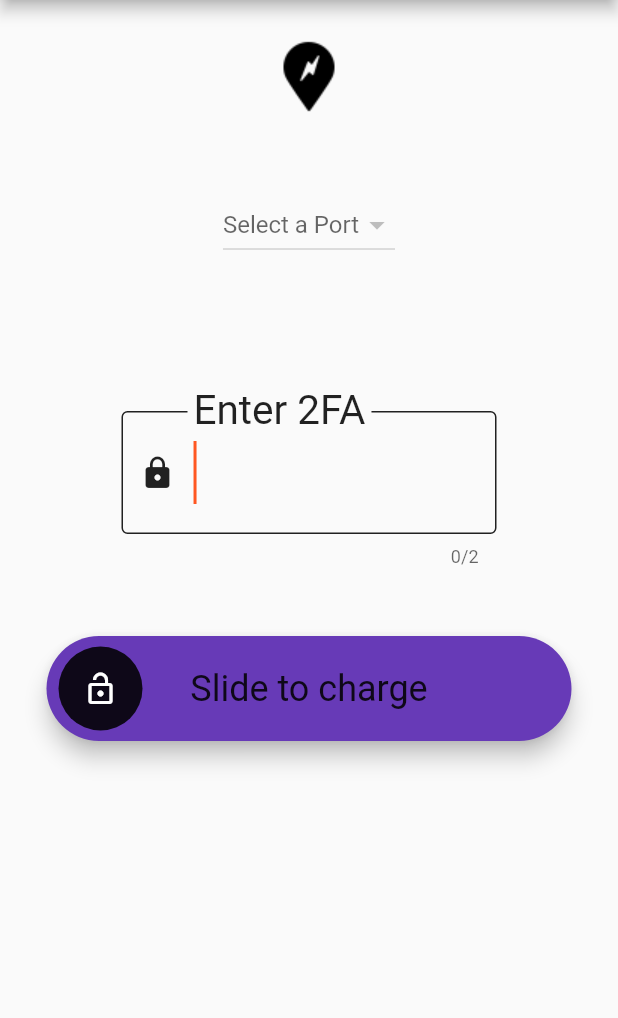
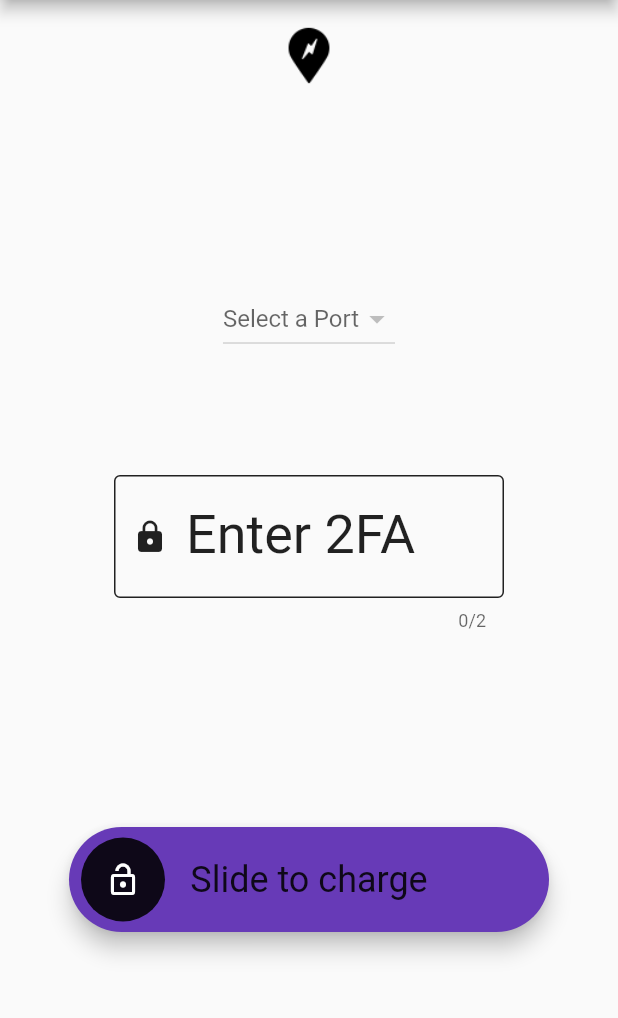
Before and after one commit to montymi/Capstone, a Flutter app: the StationScreen screen opened directly with empty values, on a phone screen of 412 x 824 dp, the part 84-1102 px from its top. Run offline on Flutter 3.47's test engine with Material 2 defaults, Android fonts, the light colour scheme and no system bars; drawn by our look-alikes of slide_to_act; our stand-ins replace bloc, circular_countdown_timer, flutter_bloc, google_maps_flutter, location; missing offline and left inert: mqtt_client; statements that could not run were skipped.

Commit message:
wip final draft

```diff
--- a/flutter/capstone_m2/lib/models/station.dart
+++ b/flutter/capstone_m2/lib/models/station.dart
@@ -5,8 +5,10 @@ class Station {
     required this.latitude,
     required this.longitude,
     required this.ports,
+    required this.maxCharge,
   });
 
+  final int maxCharge;
   final int id;
   final String name;
   final double latitude;
--- a/flutter/capstone_m2/lib/pages/station_screen.dart
+++ b/flutter/capstone_m2/lib/pages/station_screen.dart
@@ -77,15 +77,14 @@ class StationScreenState extends State<StationScreen> with TickerProviderStateMi
             child: Column(
               mainAxisAlignment: MainAxisAlignment.start,
               children: [
-                const SizedBox(height: 10),
                 SizedBox(
                   child: Row(
                     mainAxisAlignment: MainAxisAlignment.center,
                     children: [
                       Image.asset(
                         'assets/station_marker_black.png', // Replace with your actual image path
-                        height: 50, // Adjust the height as needed
-                        width: 50,
+                        height: 40, // Adjust the height as needed
+                        width: 40,
                       ),
                       Title(
                         color: Colors.black,
@@ -94,7 +93,7 @@ class StationScreenState extends State<StationScreen> with TickerProviderStateMi
                     ],
                   ),
                 ),
-                const SizedBox(height: 50),
+                const Expanded(child: SizedBox(height: 50)),
                 SizedBox(
                   child: PortDropDownWidget(
                     ports: widget.station.ports,
@@ -105,13 +104,11 @@ class StationScreenState extends State<StationScreen> with TickerProviderStateMi
                     },
                   ),
                 ),
-                const SizedBox(height: 100),
-                Row(
-                  mainAxisAlignment: MainAxisAlignment.center,
-                  children: [
-                    SizedBox(
-                      height: 150, // Adjust the height as needed
-                      width: 250,
+                const SizedBox(height: 80),
+                SizedBox(
+                  width: 260,
+                  child:
+                    Expanded(
                       child: TwoDigitInput(
                         onValueChanged: (value) {
                           setState(() {
@@ -120,10 +117,10 @@ class StationScreenState extends State<StationScreen> with TickerProviderStateMi
                         },
                       ),
                     ),
-                  ],
                 ),
+                const Expanded(child: SizedBox(height: 80)),
                 SizedBox(
-                  width: 350,
+                  width: 320,
                   child: SlideAction(
                     onSubmit: () {
                       if (twoDigitInputValue != null) {
@@ -140,7 +137,8 @@ class StationScreenState extends State<StationScreen> with TickerProviderStateMi
                     text: "Slide to charge",
                     sliderRotate: false,
                   ),
-                )
+                ),
+                const Expanded(child: SizedBox(height: 40)),
               ],
             ),
           ),
@@ -199,8 +197,8 @@ class StationScreenState extends State<StationScreen> with TickerProviderStateMi
                     fontWeight: FontWeight.bold,
                   ),
                   textFormat: CountdownTextFormat.MM_SS,
-                  isReverse: true,
-                  isReverseAnimation: true,
+                  isReverse: false,
+                  isReverseAnimation: false,
                   isTimerTextShown: true,
                   autoStart: true,
                   onStart: () {
@@ -215,7 +213,7 @@ class StationScreenState extends State<StationScreen> with TickerProviderStateMi
                     debugPrint('Countdown Changed $timeStamp');
                   },
                   timeFormatterFunction: (defaultFormatterFunction, duration) {
-                    if (duration.inMinutes == 0 || _controller.isPaused) {
+                    if (duration.inMinutes == _duration || _controller.isPaused) {
                       return "UNPLUG";
                     } else {
                       return Function.apply(defaultFormatterFunction, [duration]);
@@ -249,7 +247,7 @@ class StationScreenState extends State<StationScreen> with TickerProviderStateMi
                     sliderRotate: false,
                   )
                 ),
-                Padding(
+                if (chargeTime != null) Padding(
                   padding: const EdgeInsets.all(14.0),
                   child: Container(
                     height: 2.0,
@@ -311,12 +309,13 @@ class TwoDigitInputState extends State<TwoDigitInput> {
       keyboardType: TextInputType.number,
       enableSuggestions: false,
       autocorrect: false,
-      autofocus: true,
+      autofocus: false,
       maxLength: 2,
       onChanged: (value) {
         if (widget.onValueChanged != null) {
           widget.onValueChanged!(int.tryParse(value) ?? 0);
         }
+        if (value.length == 2) { FocusScope.of(context).unfocus(); }
       },
       style: const TextStyle(
         color: Colors.black87,
```
Also changed, not shown: flutter/capstone_m2/lib/pages/map_screen.dart (+15 -10 lines), 1 other file.
